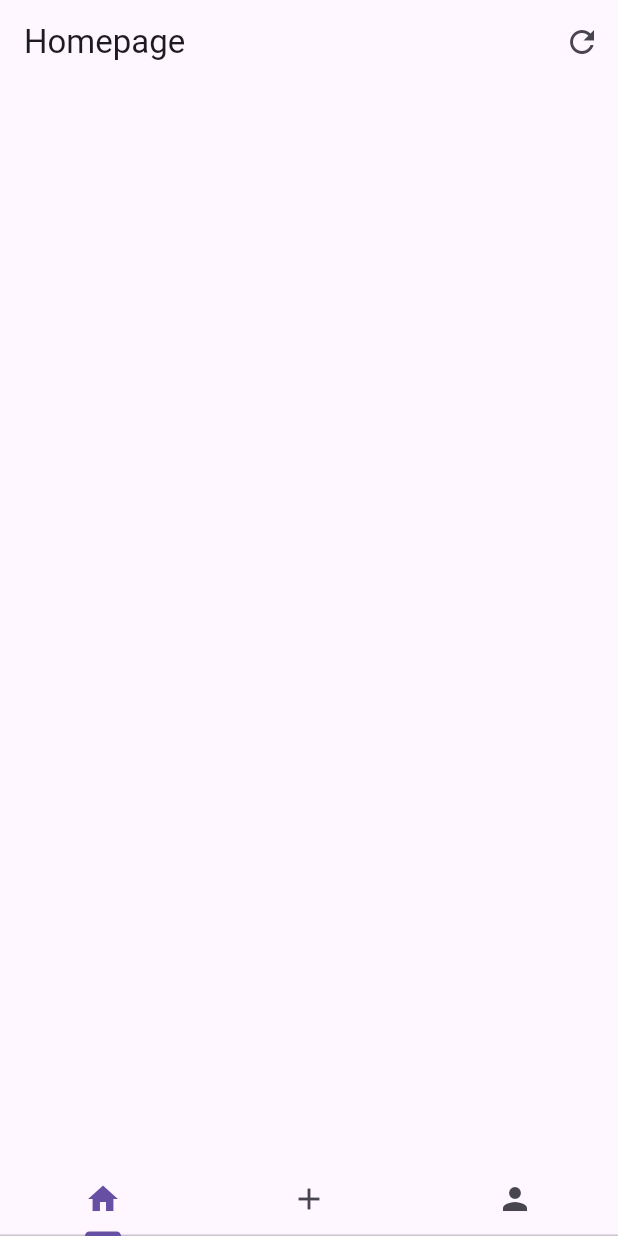
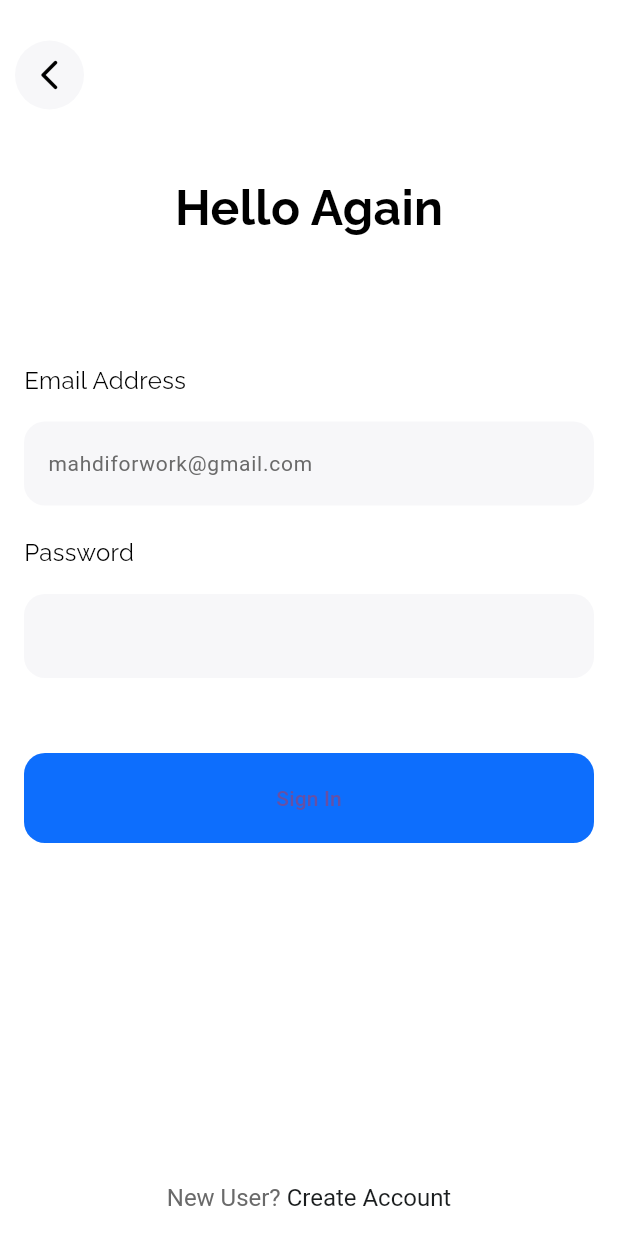
Before and after one commit to dikayo05/haijuga-test, a Flutter app: the screen it shows after launch, on a phone screen of 412 x 824 dp. Run offline on Flutter 3.47's test engine with Material 3 defaults, Android fonts, the phone set to English and light mode, and no system bars; our stand-ins replace cloud_firestore, firebase_auth, firebase_core, fluttertoast, google_fonts, image_picker; missing offline and left inert: cloudinary_flutter, cloudinary_url_gen; accounts and stored records are empty.

Commit message:
add signin and signup feature

```diff
--- a/lib/main.dart
+++ b/lib/main.dart
@@ -1,5 +1,5 @@
 import 'package:flutter/material.dart';
-import 'pages/home.dart';
+import 'pages/signin/signin_page.dart';
 
 // firebase
 import 'package:firebase_core/firebase_core.dart';
@@ -17,7 +17,8 @@ Future<void> main() async {
     options: DefaultFirebaseOptions.currentPlatform,
   );
   // CloudinaryObject.fromCloudName(cloudName: 'dwxuluzp6');
-  CloudinaryContext.cloudinary = Cloudinary.fromCloudName(cloudName: 'dwxuluzp6');
+  CloudinaryContext.cloudinary =
+      Cloudinary.fromCloudName(cloudName: 'dwxuluzp6');
   runApp(const MyApp());
 }
 
@@ -31,7 +32,7 @@ class MyApp extends StatelessWidget {
       theme: ThemeData(
         primarySwatch: Colors.blue,
       ),
-      home: Home(),
+      home: SigninPage(),
     );
   }
 }
--- /dev/null
+++ b/lib/pages/signin/signin_page.dart
@@ -0,0 +1,199 @@
+import '../signup/signup_page.dart';
+import '../../services/auth_service.dart';
+import 'package:flutter/gestures.dart';
+import 'package:flutter/material.dart';
+import 'package:google_fonts/google_fonts.dart';
+
+class SigninPage extends StatelessWidget {
+  SigninPage({super.key});
+
+  final TextEditingController _emailController = TextEditingController();
+  final TextEditingController _passwordController = TextEditingController();
+
+  @override
+  Widget build(BuildContext context) {
+    return Scaffold(
+      backgroundColor: Colors.white,
+      resizeToAvoidBottomInset: true,
+      bottomNavigationBar: _signup(context),
+      appBar: AppBar(
+        backgroundColor: Colors.transparent,
+        elevation: 0,
+        toolbarHeight: 100,
+        leading: GestureDetector(
+          onTap: () {
+            Navigator.pop(context);
+          },
+          child: Container(
+            margin: const EdgeInsets.only(left: 10),
+            decoration: const BoxDecoration(
+              color: Color(0xffF7F7F9),
+              shape: BoxShape.circle
+            ),
+            child: const Center(
+              child: Icon(
+                Icons.arrow_back_ios_new_rounded,
+                color: Colors.black,
+              ),
+            ),
+          ),
+        ),
+      ),
+      body: SafeArea(
+        child: SingleChildScrollView(
+         padding: const EdgeInsets.symmetric(horizontal: 16,vertical: 16),
+          child: Column(
+            mainAxisAlignment: MainAxisAlignment.start,
+            children: [
+              Center(
+                child: Text(
+                  'Hello Again',
+                  style: GoogleFonts.raleway(
+                    textStyle: const TextStyle(
+                      color: Colors.black,
+                      fontWeight: FontWeight.bold,
+                      fontSize: 32
+                    )
+                  ),
+                ),
+              ),
+              const SizedBox(height: 80,),
+               _emailAddress(),
+               const SizedBox(height: 20,),
+               _password(),
+               const SizedBox(height: 50,),
+               _signin(context),
+            ],
+          ),
+        ),
+      ),
+    );
+  }
+
+  Widget _emailAddress() {
+    return Column(
+      mainAxisAlignment: MainAxisAlignment.start,
+      crossAxisAlignment: CrossAxisAlignment.start,
+      children: [
+        Text(
+          'Email Address',
+          style: GoogleFonts.raleway(
+            textStyle: const TextStyle(
+              color: Colors.black,
+              fontWeight: FontWeight.normal,
+              fontSize: 16
+            )
+          ),
+        ),
+        const SizedBox(height: 16,),
+        TextField(
+          controller: _emailController,
+          decoration: InputDecoration(
+            filled: true,
+            hintText: 'mahdiforwork@gmail.com',
+            hintStyle: const TextStyle(
+              color: Color(0xff6A6A6A),
+              fontWeight: FontWeight.normal,
+              fontSize: 14
+            ),
+            fillColor: const Color(0xffF7F7F9) ,
+            border: OutlineInputBorder(
+              borderSide: BorderSide.none,
+              borderRadius: BorderRadius.circular(14)
+            )
+          ),
+        )
+      ],
+    );
+  }
+
+  Widget _password() {
+    return Column(
+      mainAxisAlignment: MainAxisAlignment.start,
+      crossAxisAlignment: CrossAxisAlignment.start,
+      children: [
+        Text(
+          'Password',
+          style: GoogleFonts.raleway(
+            textStyle: const TextStyle(
+              color: Colors.black,
+              fontWeight: FontWeight.normal,
+              fontSize: 16
+            )
+          ),
+        ),
+        const SizedBox(height: 16,),
+        TextField(
+          obscureText: true,
+          controller: _passwordController,
+          decoration: InputDecoration(
+            filled: true,
+            fillColor: const Color(0xffF7F7F9) ,
+            border: OutlineInputBorder(
+              borderSide: BorderSide.none,
+              borderRadius: BorderRadius.circular(14)
+            )
+          ),
+        )
+      ],
+    );
+  }
+
+  Widget _signin(BuildContext context) {
+    return ElevatedButton(
+      style: ElevatedButton.styleFrom(
+        backgroundColor: const Color(0xff0D6EFD),
+        shape: RoundedRectangleBorder(
+          borderRadius: BorderRadius.circular(14),
+        ),
+        minimumSize: const Size(double.infinity, 60),
+        elevation: 0,
+      ),
+      onPressed: () async {
+        await AuthService().signin(
+          email: _emailController.text,
+          password: _passwordController.text,
+          context: context
+        );
+      },
+      child: const Text("Sign In"),
+    );
+  }
+
+  Widget _signup(BuildContext context) {
+    return Padding(
+      padding: const EdgeInsets.only(bottom: 16),
+      child: RichText(
+        textAlign: TextAlign.center,
+        text: TextSpan(
+          children: [
+            const TextSpan(
+                text: "New User? ",
+                style: TextStyle(
+                  color: Color(0xff6A6A6A),
+                  fontWeight: FontWeight.normal,
+                  fontSize: 16
+                ),
+              ),
+              TextSpan(
+                text: "Create Account",
+                style: const TextStyle(
+                    color: Color(0xff1A1D1E),
+                    fontWeight: FontWeight.normal,
+                    fontSize: 16
+                  ),
+                  recognizer: TapGestureRecognizer()..onTap = () {
+                    Navigator.push(
+                      context,
+                      MaterialPageRoute(
+                        builder: (context) => SignupPage()
+                      ),
+                    );
+                  }
+              ),
+          ]
+        )
+      ),
+    );
+  }
+}
--- /dev/null
+++ b/lib/services/auth_service.dart
@@ -0,0 +1,73 @@
+import 'package:firebase_auth/firebase_auth.dart';
+import 'package:flutter/material.dart';
+import 'package:fluttertoast/fluttertoast.dart';
+
+import '../pages/home/home_page.dart';
+import '../pages/signin/signin_page.dart';
+
+class AuthService {
+  Future<void> signup(
+      {required String email,
+      required String password,
+      required BuildContext context}) async {
+    try {
+      await FirebaseAuth.instance
+          .createUserWithEmailAndPassword(email: email, password: password);
+
+      await Future.delayed(const Duration(seconds: 1));
+      Navigator.pushReplacement(context,
+          MaterialPageRoute(builder: (BuildContext context) => const Home()));
+    } on FirebaseAuthException catch (e) {
+      String message = '';
+      if (e.code == 'weak-password') {
+        message = 'The password provided is too weak.';
+      } else if (e.code == 'email-already-in-use') {
+        message = 'An account already exists with that email.';
+      }
+      Fluttertoast.showToast(
+        msg: message,
+        toastLength: Toast.LENGTH_LONG,
+        gravity: ToastGravity.SNACKBAR,
+        backgroundColor: Colors.black54,
+        textColor: Colors.white,
+        fontSize: 14.0,
+      );
+    } catch (e) {}
+  }
+
+  Future<void> signin(
+      {required String email,
+      required String password,
+      required BuildContext context}) async {
+    try {
+      await FirebaseAuth.instance
+          .signInWithEmailAndPassword(email: email, password: password);
+
+      await Future.delayed(const Duration(seconds: 1));
+      Navigator.pushReplacement(context,
+          MaterialPageRoute(builder: (BuildContext context) => const Home()));
+    } on FirebaseAuthException catch (e) {
+      String message = '';
+      if (e.code == 'invalid-email') {
+        message = 'No user found for that email.';
+      } else if (e.code == 'invalid-credential') {
+        message = 'Wrong password provided for that user.';
+      }
+      Fluttertoast.showToast(
+        msg: message,
+        toastLength: Toast.LENGTH_LONG,
+        gravity: ToastGravity.SNACKBAR,
+        backgroundColor: Colors.black54,
+        textColor: Colors.white,
+        fontSize: 14.0,
+      );
+    } catch (e) {}
+  }
+
+  Future<void> signout({required BuildContext context}) async {
+    await FirebaseAuth.instance.signOut();
+    await Future.delayed(const Duration(seconds: 1));
+    Navigator.pushReplacement(context,
+        MaterialPageRoute(builder: (BuildContext context) => SigninPage()));
+  }
+}
--- /dev/null
+++ b/lib/services/firebase/firestore_service.dart
@@ -0,0 +1,5 @@
+import 'package:cloud_firestore/cloud_firestore.dart';
+
+class FirestoreService {
+
+}
--- a/pubspec.yaml
+++ b/pubspec.yaml
@@ -40,6 +40,9 @@ dependencies:
   cloudinary_url_gen: ^1.6.0
   image_picker: ^1.1.2
   http: ^1.2.2
+  firebase_auth: ^5.3.4
+  fluttertoast: ^8.2.10
+  google_fonts: ^6.2.1
 
 dev_dependencies:
   flutter_test:
```
Also changed, not shown: lib/pages/home/home_model.dart (added, +129 -0 lines), lib/pages/home/home_page.dart (renamed from lib/pages/home.dart, +40 -9 lines), lib/pages/sign_in.dart (deleted, +0 -68 lines), lib/pages/signup/signup_page.dart (added, +181 -0 lines), lib/models/home_model.dart (added), pubspec.lock, 4 other files.
